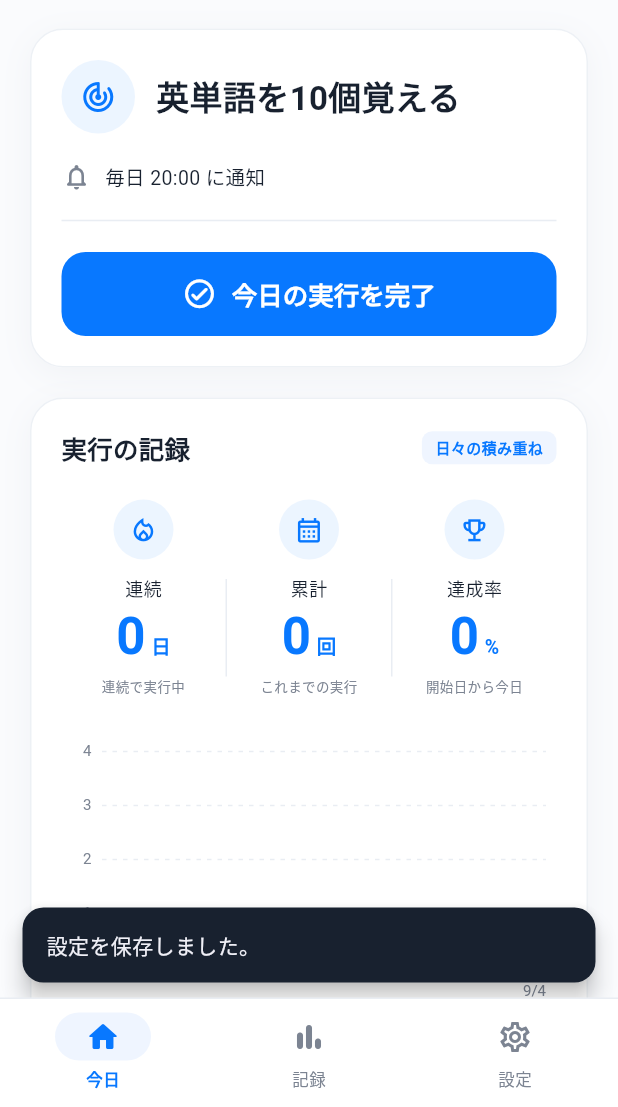
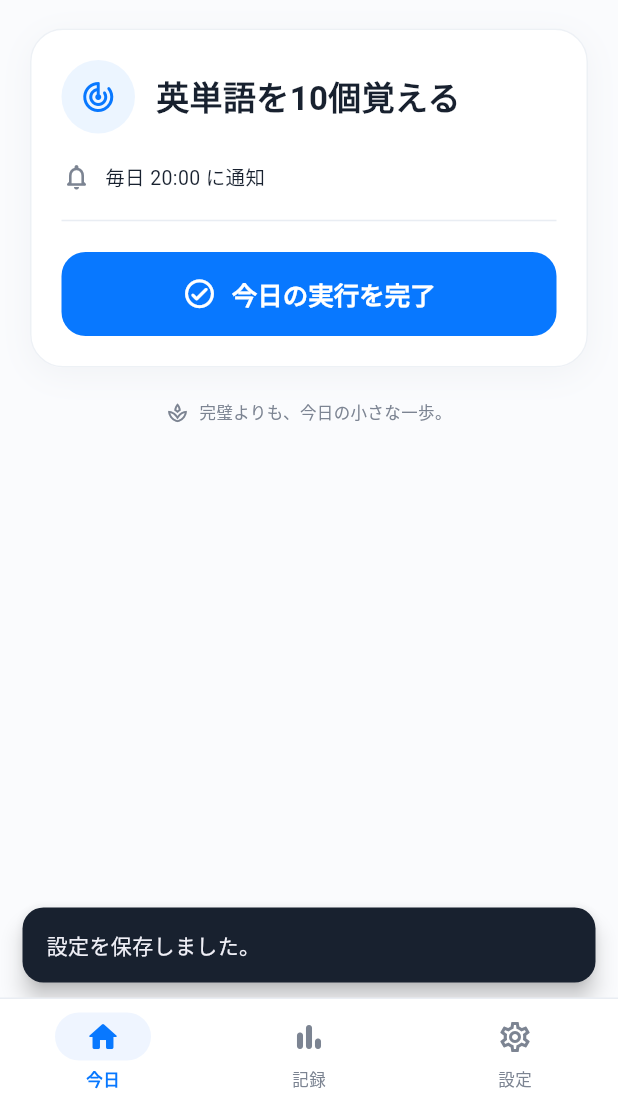
Before and after one commit to bkry295/-, a Flutter app: the screen it shows after launch, after a tap on "この内容ではじめる", on a phone screen of 412 x 824 dp, the part 129-1236 px from its top. Run offline on Flutter 3.47's test engine with Material 3 defaults, Android fonts, the phone set to English and light mode, and no system bars; our stand-ins replace flutter_local_notifications, flutter_timezone, shared_preferences, timezone.

Commit message:
Remove duplicated progress card from today screen

```diff
--- a/lib/ui/today_screen.dart
+++ b/lib/ui/today_screen.dart
@@ -1,6 +1,5 @@
 import 'package:flutter/material.dart';
 import '../models/habit.dart';
-import 'progress_card.dart';
 import 'theme.dart';
 
 class TodayScreen extends StatelessWidget {
@@ -135,8 +134,6 @@ class TodayScreen extends StatelessWidget {
               ],
             ),
           ),
-          const SizedBox(height: 20),
-          ProgressCard(habit: habit, now: now),
           const SizedBox(height: 21),
           Row(
             mainAxisAlignment: MainAxisAlignment.center,
```
Also changed, not shown: 1 other file.
